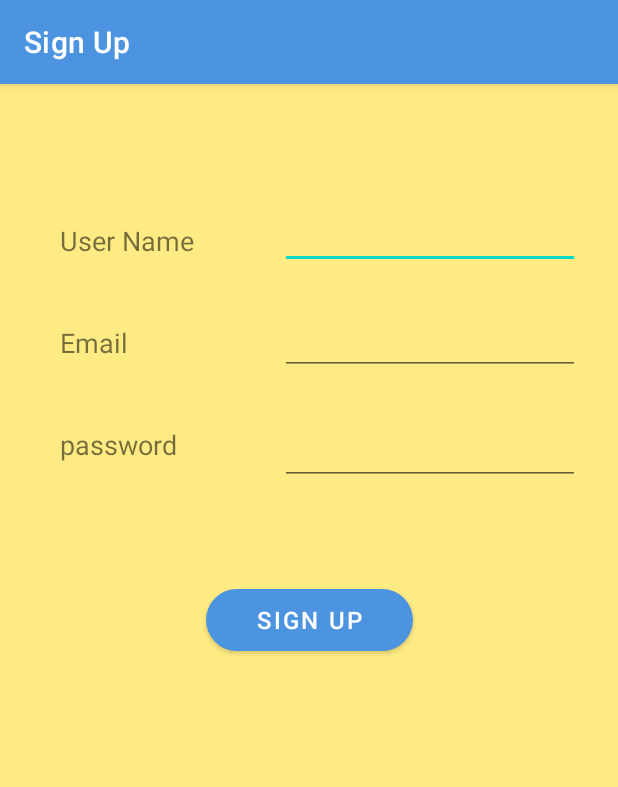
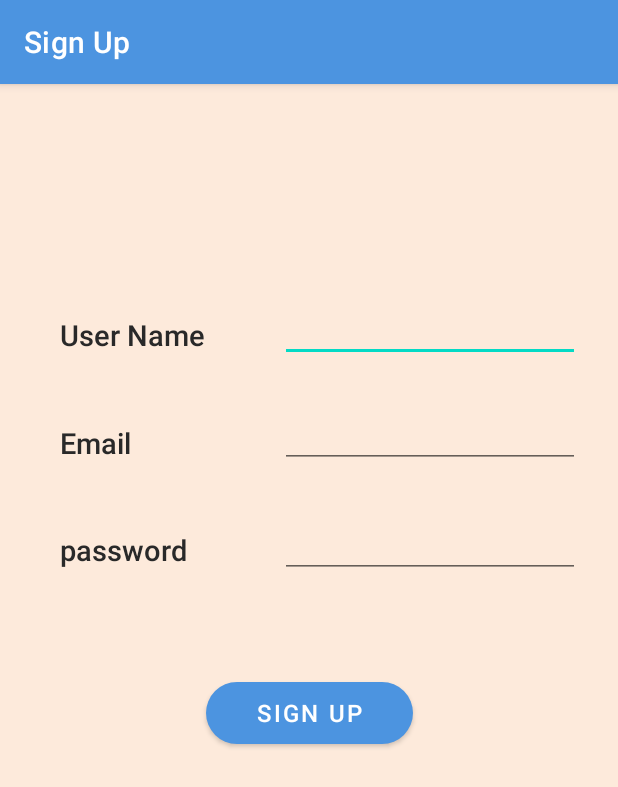
Before and after one commit to Ahmad-Alqattu/Assignment1-Driving-School, an Android app: the SignUP screen opened directly, with no data from a screen before it, on a phone screen of 412 x 824 dp. Shown: the top 787 px of the screen. Run offline under Robolectric (Android 15) with nearby library versions, the phone set to English and light mode, and no system bars; our stand-ins replace Firebase (no records; nobody signed in at launch, a user with empty details on screens opened directly).

Commit message:
add student

```diff
--- a/app/src/main/AndroidManifest.xml
+++ b/app/src/main/AndroidManifest.xml
@@ -88,7 +88,7 @@
         <activity
             android:name=".Login"
             android:exported="false"
-            android:label="Add Student">
+            android:label="Teachers Login">
             <meta-data
                 android:name="android.app.lib_name"
                 android:value="" />
--- a/app/src/main/java/edu/cs/birzeit/assignment1_driving_school/myAdabt.java
+++ b/app/src/main/java/edu/cs/birzeit/assignment1_driving_school/myAdabt.java
@@ -129,7 +129,6 @@ int i=position;
                 Intent second =new Intent(ct,student_info.class);
                 second.putExtra("id", String.valueOf(i));
                 second.putExtra("topay", String.valueOf(to_bay));
-
                 ct.startActivity(second);
 
             }
--- a/app/src/main/res/layout/activity_login.xml
+++ b/app/src/main/res/layout/activity_login.xml
@@ -57,7 +57,7 @@
         android:id="@+id/button2"
         android:layout_width="wrap_content"
         android:layout_height="wrap_content"
-        android:layout_marginTop="70dp"
+        android:layout_marginTop="85dp"
         android:onClick="btnSignUp"
         android:text="Sign Up"
         android:textColor="#000000"
--- a/app/src/main/res/layout/activity_sign_up.xml
+++ b/app/src/main/res/layout/activity_sign_up.xml
@@ -4,7 +4,7 @@
     xmlns:tools="http://schemas.android.com/tools"
     android:layout_width="match_parent"
     android:layout_height="match_parent"
-    android:background="#FFEB83"
+    android:background="#FDEADB"
     tools:context=".SignUP">
 
     <TextView
@@ -12,9 +12,11 @@
         android:layout_width="wrap_content"
         android:layout_height="wrap_content"
         android:layout_marginStart="40dp"
-        android:layout_marginTop="92dp"
+        android:layout_marginTop="154dp"
+        android:fontFamily="sans-serif-medium"
         android:text="User Name"
-        android:textSize="18sp"
+        android:textColor="#292929"
+        android:textSize="19sp"
         app:layout_constraintStart_toStartOf="parent"
         app:layout_constraintTop_toTopOf="parent"
         tools:ignore="MissingConstraints" />
@@ -24,9 +26,11 @@
         android:layout_width="wrap_content"
         android:layout_height="wrap_content"
         android:layout_marginStart="40dp"
-        android:layout_marginTop="43dp"
+        android:layout_marginTop="46dp"
+        android:fontFamily="sans-serif-medium"
         android:text="Email"
-        android:textSize="18sp"
+        android:textColor="#292929"
+        android:textSize="19sp"
         app:layout_constraintStart_toStartOf="parent"
         app:layout_constraintTop_toBottomOf="@+id/statusv" />
 
@@ -35,9 +39,11 @@
         android:layout_width="wrap_content"
         android:layout_height="wrap_content"
         android:layout_marginStart="40dp"
-        android:layout_marginTop="43dp"
+        android:layout_marginTop="45dp"
+        android:fontFamily="sans-serif-medium"
         android:text="password"
-        android:textSize="18sp"
+        android:textColor="#292929"
+        android:textSize="19sp"
         app:layout_constraintStart_toStartOf="parent"
         app:layout_constraintTop_toBottomOf="@+id/idv" />
 
@@ -45,7 +51,7 @@
         android:id="@+id/edit2"
         android:layout_width="200dp"
         android:layout_height="wrap_content"
-        android:layout_marginTop="78dp"
+        android:layout_marginTop="140dp"
         android:layout_marginEnd="25dp"
         android:ems="10"
         android:inputType="textPersonName"
@@ -90,5 +96,4 @@
         app:layout_constraintTop_toBottomOf="@+id/editPassword" />
 
 
-
 </androidx.constraintlayout.widget.ConstraintLayout>
--- a/app/src/main/res/layout/activity_student_info.xml
+++ b/app/src/main/res/layout/activity_student_info.xml
@@ -115,6 +115,7 @@
         android:text="Get License "
         android:textColor="#000000"
         android:textSize="22sp"
+        android:visibility="visible"
         app:layout_constraintBottom_toTopOf="@+id/rbAdd"
         app:layout_constraintEnd_toEndOf="parent"
         app:layout_constraintStart_toStartOf="parent"
```
Also changed, not shown: app/src/main/java/edu/cs/birzeit/assignment1_driving_school/student_info.java (+81 -44 lines), app/src/main/res/layout/activity_add_session.xml (+5 -5 lines), app/src/main/res/layout/activity_add_student.xml (+10 -9 lines).
